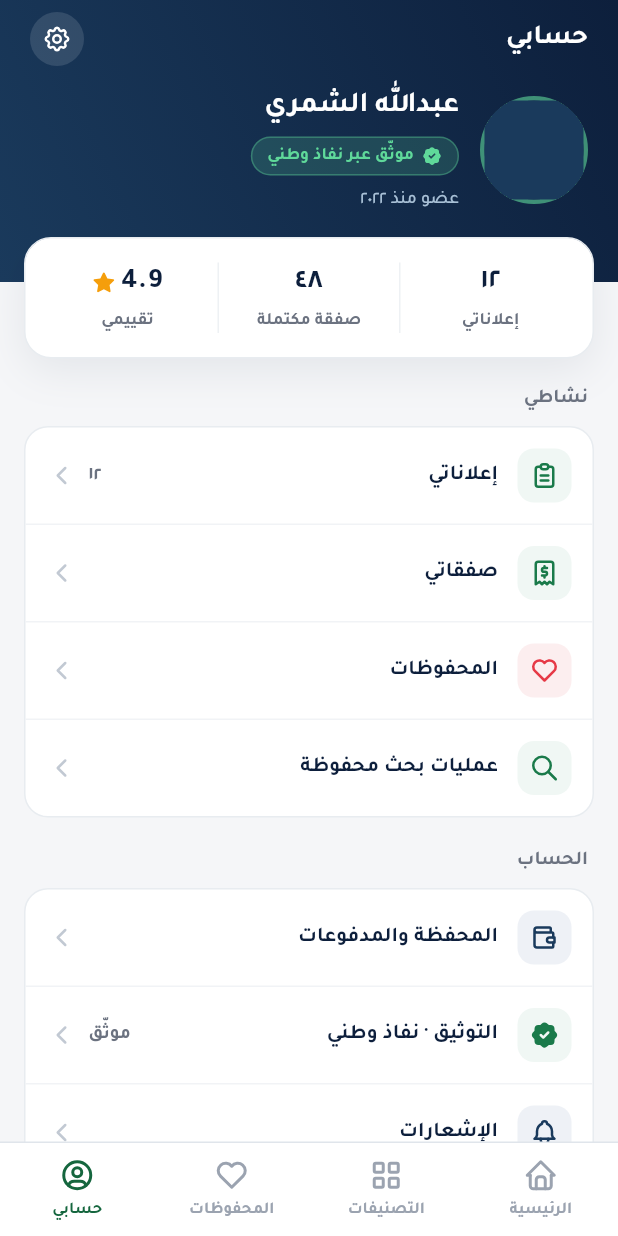
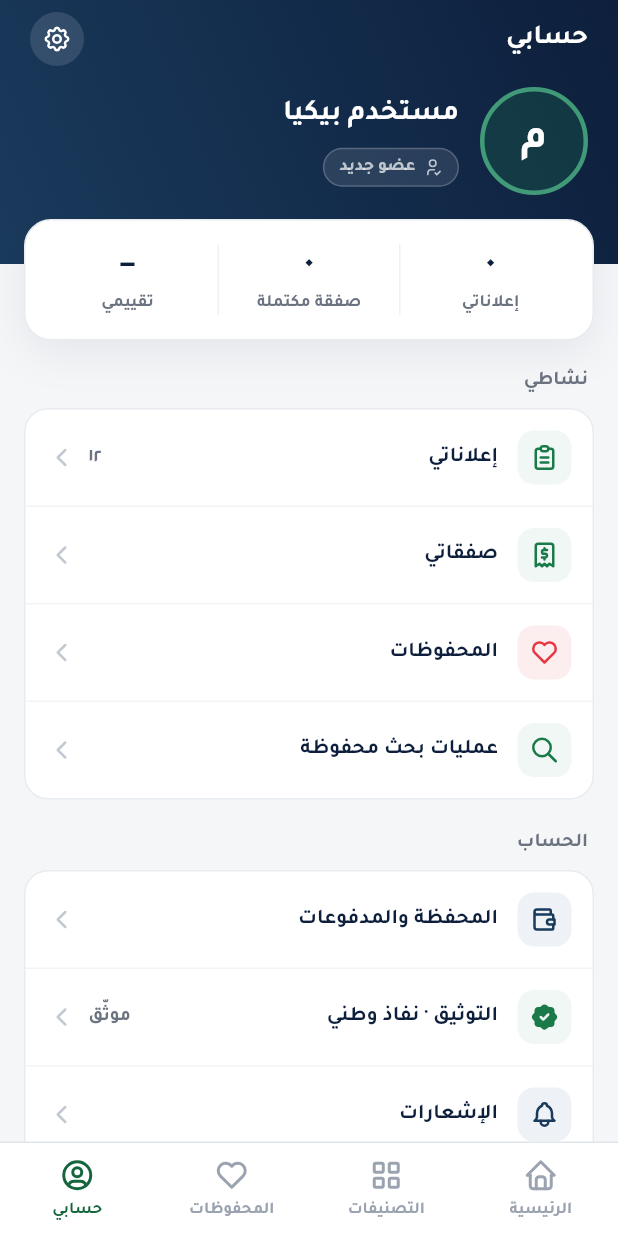
Before and after one commit to mo7amedramadan10/Claude, a Flutter app: the AccountScreen screen opened by its route, on a phone screen of 412 x 824 dp. Run offline on Flutter 3.47's test engine with Material 3 defaults, Android fonts, the phone set to English and light mode, and no system bars; drawn by our look-alikes of cached_network_image; our stand-ins replace flutter_riverpod, flutter_tabler_icons, freezed_annotation, go_router, image_picker, riverpod_annotation and 2 more; accounts and stored records are empty; generated files the repository leaves out were written again.

Commit message:
Show real logged-in user data in account screen
AccountHeader is now a ConsumerWidget that reads name and username from
authProvider instead of hardcoded mock data. Displays the first letter
as an avatar initial. AccountStatsCard shows zero stats for new accounts
instead of the hardcoded 12/48/4.9 values.

https://claude.ai/code/session_017nYrW1JqgGeyo43jswUAC8

```diff
--- a/saudi_marketplace/lib/features/account/presentation/widgets/account_header.dart
+++ b/saudi_marketplace/lib/features/account/presentation/widgets/account_header.dart
@@ -1,16 +1,20 @@
-import 'package:cached_network_image/cached_network_image.dart';
 import 'package:flutter/material.dart';
+import 'package:flutter_riverpod/flutter_riverpod.dart';
 import 'package:flutter_tabler_icons/flutter_tabler_icons.dart';
 
 import '../../../../core/theme/app_colors.dart';
 import '../../../../core/theme/app_text_styles.dart';
-import '../../data/account_mock_data.dart';
+import '../../../auth/providers/auth_provider.dart';
 
-class AccountHeader extends StatelessWidget {
+class AccountHeader extends ConsumerWidget {
   const AccountHeader({super.key});
 
   @override
-  Widget build(BuildContext context) {
+  Widget build(BuildContext context, WidgetRef ref) {
+    final user = ref.watch(authProvider).user;
+    final name = user?.nameOrUsername ?? 'مستخدم بيكيا';
+    final username = user?.username ?? '';
+
     return Container(
       width: double.infinity,
       padding: const EdgeInsets.fromLTRB(20, 8, 20, 46),
@@ -52,24 +56,27 @@ class AccountHeader extends StatelessWidget {
           // ─── Profile row ──────────────────────────────────────
           Row(
             children: [
+              // Avatar placeholder (initial letter)
               Container(
                 width: 72,
                 height: 72,
                 decoration: BoxDecoration(
                   shape: BoxShape.circle,
+                  color: AppColors.primary.withOpacity(0.25),
                   border: Border.all(
                     color: AppColors.aiSparkle.withOpacity(0.6),
                     width: 3,
                   ),
                 ),
-                clipBehavior: Clip.hardEdge,
-                child: CachedNetworkImage(
-                  imageUrl: AccountMockData.avatarUrl,
-                  fit: BoxFit.cover,
-                  placeholder: (_, __) =>
-                      Container(color: AppColors.navyLight),
-                  errorWidget: (_, __, ___) =>
-                      Container(color: AppColors.navyLight),
+                child: Center(
+                  child: Text(
+                    name.isNotEmpty ? name[0].toUpperCase() : 'ب',
+                    style: AppTextStyles.headlineLarge.copyWith(
+                      fontSize: 28,
+                      color: Colors.white,
+                      height: 1,
+                    ),
+                  ),
                 ),
               ),
               const SizedBox(width: 14),
@@ -78,21 +85,31 @@ class AccountHeader extends StatelessWidget {
                   crossAxisAlignment: CrossAxisAlignment.start,
                   children: [
                     Text(
-                      AccountMockData.userName,
+                      name,
                       style: AppTextStyles.headlineLarge.copyWith(
                         fontSize: 19,
                         color: Colors.white,
                       ),
                     ),
-                    const SizedBox(height: 6),
+                    if (username.isNotEmpty) ...[
+                      const SizedBox(height: 4),
+                      Text(
+                        '@$username',
+                        style: AppTextStyles.labelLarge.copyWith(
+                          fontSize: 12,
+                          color: const Color(0xFFA8C0D6),
+                        ),
+                      ),
+                    ],
+                    const SizedBox(height: 8),
                     Container(
                       padding: const EdgeInsets.symmetric(
                           horizontal: 10, vertical: 4),
                       decoration: BoxDecoration(
-                        color: AppColors.aiSparkle.withOpacity(0.18),
+                        color: Colors.white.withOpacity(0.1),
                         borderRadius: BorderRadius.circular(20),
                         border: Border.all(
-                          color: AppColors.aiSparkle.withOpacity(0.35),
+                          color: Colors.white.withOpacity(0.2),
                           width: 1,
                         ),
                       ),
@@ -100,28 +117,20 @@ class AccountHeader extends StatelessWidget {
                         mainAxisSize: MainAxisSize.min,
                         children: [
                           const Icon(
-                            TablerIcons.rosette_discount_check_filled,
-                            size: 14,
-                            color: AppColors.aiSparkle,
+                            TablerIcons.user_check,
+                            size: 13,
+                            color: Colors.white70,
                           ),
                           const SizedBox(width: 5),
                           Text(
-                            'موثّق عبر نفاذ وطني',
+                            'عضو جديد',
                             style: AppTextStyles.labelLarge.copyWith(
                               fontSize: 11.5,
-                              fontWeight: FontWeight.w700,
-                              color: AppColors.aiSparkle,
+                              fontWeight: FontWeight.w600,
+                              color: Colors.white70,
                             ),
                           ),
                         ],
-                      ),
-                    ),
-                    const SizedBox(height: 8),
-                    Text(
-                      AccountMockData.memberSince,
-                      style: AppTextStyles.labelLarge.copyWith(
-                        fontSize: 12,
-                        color: const Color(0xFFA8C0D6),
                       ),
                     ),
                   ],
--- a/saudi_marketplace/lib/features/account/presentation/widgets/account_stats_card.dart
+++ b/saudi_marketplace/lib/features/account/presentation/widgets/account_stats_card.dart
@@ -3,16 +3,20 @@ import 'package:flutter_tabler_icons/flutter_tabler_icons.dart';
 
 import '../../../../core/theme/app_colors.dart';
 import '../../../../core/theme/app_text_styles.dart';
-import '../../data/account_mock_data.dart';
 import '../../models/account_menu_item.dart';
 
 class AccountStatsCard extends StatelessWidget {
   const AccountStatsCard({super.key});
 
+  static const _stats = [
+    AccountStat(value: '٠', label: 'إعلاناتي'),
+    AccountStat(value: '٠', label: 'صفقة مكتملة'),
+    AccountStat(value: '—', label: 'تقييمي', showStar: true),
+  ];
+
   @override
   Widget build(BuildContext context) {
     final isDark = Theme.of(context).brightness == Brightness.dark;
-    final stats = AccountMockData.stats;
 
     return Container(
       margin: const EdgeInsets.symmetric(horizontal: 16),
@@ -35,11 +39,12 @@ class AccountStatsCard extends StatelessWidget {
       child: IntrinsicHeight(
         child: Row(
           children: [
-            for (var i = 0; i < stats.length; i++) ...[
+            for (var i = 0; i < _stats.length; i++) ...[
               if (i > 0)
                 const VerticalDivider(
                     width: 1, thickness: 1, color: AppColors.grey300),
-              Expanded(child: _StatColumn(stat: stats[i], isDark: isDark)),
+              Expanded(
+                  child: _StatColumn(stat: _stats[i], isDark: isDark)),
             ],
           ],
         ),
@@ -69,7 +74,7 @@ class _StatColumn extends StatelessWidget {
                 color: isDark ? Colors.white : AppColors.navy,
               ),
             ),
-            if (stat.showStar) ...[
+            if (stat.showStar && stat.value != '—') ...[
               const SizedBox(width: 4),
               const Icon(TablerIcons.star_filled,
                   size: 15, color: AppColors.warning),
```
